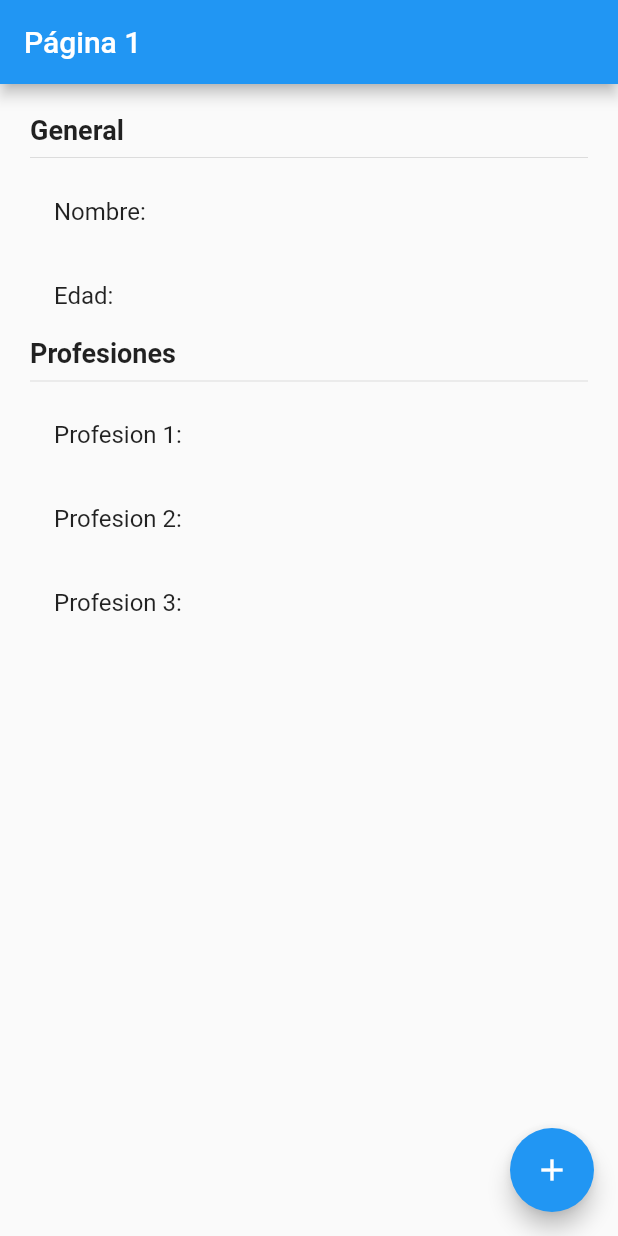
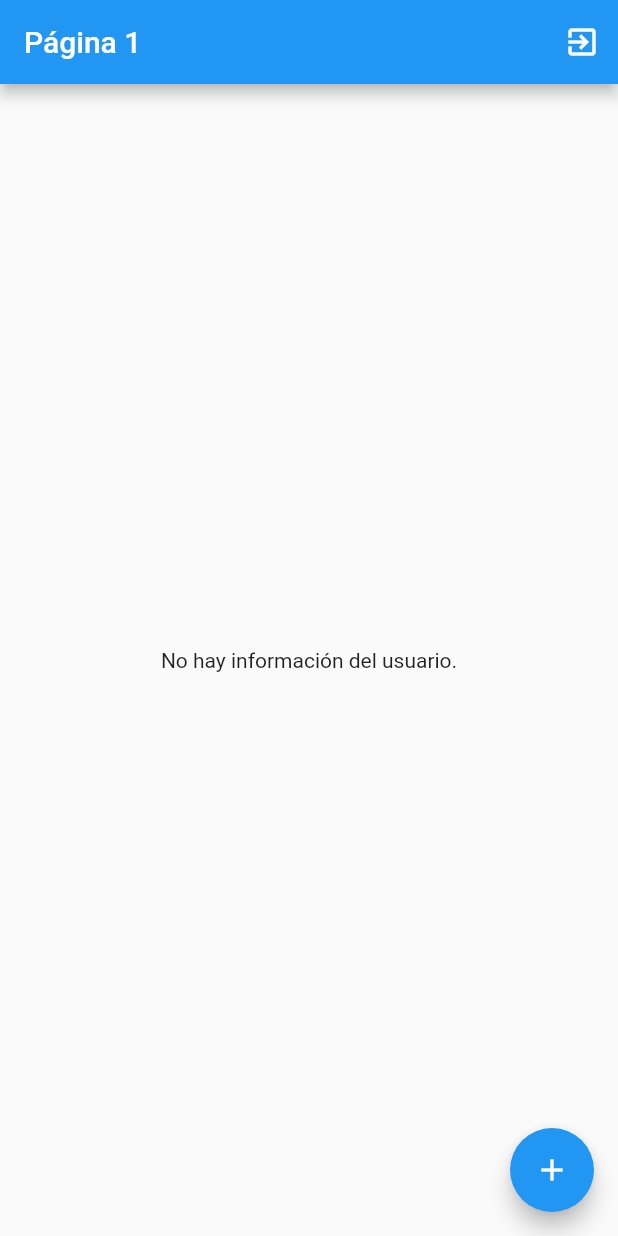
Before and after one commit to sidneyfjr/Flutter-Estados, a Flutter app: the screen it shows after launch, on a phone screen of 412 x 824 dp. Run offline on Flutter 3.47's test engine with Material 2 defaults, Android fonts, the phone set to English and light mode, and no system bars; our stand-ins replace bloc, flutter_bloc.

Commit message:
rama Cubit terminada

```diff
--- /dev/null
+++ b/lib/bloc/productos/productos_state.dart
@@ -0,0 +1,6 @@
+part of 'productos_cubit.dart';
+
+@immutable
+abstract class ProductosState {}
+
+class ProductosInitial extends ProductosState {}
--- /dev/null
+++ b/lib/bloc/usuario/usuario_cubit.dart
@@ -0,0 +1,37 @@
+import 'package:estados/models/usuario.dart';
+import 'package:flutter_bloc/flutter_bloc.dart';
+import 'package:meta/meta.dart';
+part 'usuario_state.dart';
+
+class UsuarioCubit extends Cubit<UsuarioState> {
+  UsuarioCubit() : super(UsuarioInitial());
+
+  void seleccionarUsuario(Usuario user) {
+    emit(UsuarioActivo(user));
+  }
+
+  void cambiarEdad(int edad) {
+    final currentState = state;
+    if (currentState is UsuarioActivo) {
+      final newUser = currentState.usuario.copyWith(edad: edad);
+      emit(UsuarioActivo(newUser));
+    }
+  }
+
+  void agregarProfesion() {
+    final currentState = state;
+    if (currentState is UsuarioActivo) {
+      final newProfesiones = [
+        ...currentState.usuario.profesiones,
+        'Profesion ${currentState.usuario.profesiones.length + 1}'
+      ];
+      final newUser =
+          currentState.usuario.copyWith(profesiones: newProfesiones);
+      emit(UsuarioActivo(newUser));
+    }
+  }
+
+  void borrarUsuario() {
+    emit(UsuarioInitial());
+  }
+}
--- /dev/null
+++ b/lib/bloc/usuario/usuario_state.dart
@@ -0,0 +1,14 @@
+part of 'usuario_cubit.dart';
+
+@immutable
+abstract class UsuarioState {}
+
+class UsuarioInitial extends UsuarioState {
+  final existeUsuario = false;
+}
+
+class UsuarioActivo extends UsuarioState {
+  final existeUsuario = true;
+  final Usuario usuario;
+  UsuarioActivo(this.usuario);
+}
--- a/lib/main.dart
+++ b/lib/main.dart
@@ -1,6 +1,8 @@
+import 'package:estados/bloc/usuario/usuario_cubit.dart';
 import 'package:estados/pages/pagina1_page.dart';
 import 'package:estados/pages/pagina2_page.dart';
 import 'package:flutter/material.dart';
+import 'package:flutter_bloc/flutter_bloc.dart';
 
 void main() {
   runApp(MyApp());
@@ -9,14 +11,17 @@ void main() {
 class MyApp extends StatelessWidget {
   @override
   Widget build(BuildContext context) {
-    return MaterialApp(
-      title: 'Material App',
-     debugShowCheckedModeBanner: false,
-     initialRoute: 'pagina1',
-     routes: {
-       'pagina1' : (_) => Pagina1Page(),
-       'pagina2' : (_) => Pagina2Page(),
-     },
+    return MultiBlocProvider(
+      providers: [BlocProvider(create: (_) => UsuarioCubit())],
+      child: MaterialApp(
+        title: 'Material App',
+        debugShowCheckedModeBanner: false,
+        initialRoute: 'pagina1',
+        routes: {
+          'pagina1': (_) => Pagina1Page(),
+          'pagina2': (_) => Pagina2Page(),
+        },
+      ),
     );
   }
 }
--- a/lib/models/usuario.dart
+++ b/lib/models/usuario.dart
@@ -1,7 +1,17 @@
 class Usuario {
-  String nombre;
-  int edad;
-  List<String> profesiones;
+ final String nombre;
+ final int edad;
+ final List<String> profesiones;
 
   Usuario({this.nombre, this.edad, this.profesiones});
+
+  Usuario copyWith({
+    String nombre,
+    int edad,
+    List<String>profesiones}) =>
+     Usuario(
+      nombre: nombre ?? this.nombre,
+      edad: edad ?? this.edad,
+      profesiones: profesiones ?? this.profesiones,
+      );
 }
--- a/lib/pages/pagina1_page.dart
+++ b/lib/pages/pagina1_page.dart
@@ -1,18 +1,66 @@
+import 'package:estados/bloc/usuario/usuario_cubit.dart';
+import 'package:estados/models/usuario.dart';
 import 'package:flutter/material.dart';
+import 'package:flutter_bloc/flutter_bloc.dart';
 
 class Pagina1Page extends StatelessWidget {
-
   @override
   Widget build(BuildContext context) {
     return Scaffold(
-      appBar: AppBar(title: Text('Página 1'),),
-      body: InformacionUsuario(),
-      floatingActionButton: FloatingActionButton(child: Icon(Icons.add),onPressed: () => Navigator.pushNamed(context, 'pagina2'),),
+      appBar: AppBar(
+        title: Text('Página 1'),
+        actions: [
+          IconButton(
+              icon: Icon(Icons.exit_to_app),
+              onPressed: () {
+                context.read<UsuarioCubit>().borrarUsuario();
+              })
+        ],
+      ),
+      body: BodyScaffold(),
+      floatingActionButton: FloatingActionButton(
+        child: Icon(Icons.add),
+        onPressed: () => Navigator.pushNamed(context, 'pagina2'),
+      ),
+    );
+  }
+}
+
+class BodyScaffold extends StatelessWidget {
+  @override
+  Widget build(BuildContext context) {
+    return BlocBuilder<UsuarioCubit, UsuarioState>(
+      builder: (_, state) {
+        switch (state.runtimeType) {
+          case UsuarioInitial:
+            return Center(child: Text('No hay información del usuario.'));
+            break;
+
+          case UsuarioActivo:
+            return InformacionUsuario((state as UsuarioActivo).usuario);
+            break;
+
+          default:
+            return Center(child: Text('Estado no reconocido.'));
+        }
+
+        /*
+        if (state is UsuarioInitial) {
+          return Center(child: Text('No hay información del usuario.'));
+        } else if (state is UsuarioActivo) {
+          return InformacionUsuario(state.usuario);
+        } else {
+          return Center(child: Text('Estado no reconocido.'));
+        }
+        */
+      },
     );
   }
 }
 
 class InformacionUsuario extends StatelessWidget {
+  final Usuario usuario;
+  const InformacionUsuario(this.usuario);
 
   @override
   Widget build(BuildContext context) {
@@ -23,15 +71,21 @@ class InformacionUsuario extends StatelessWidget {
       child: Column(
         crossAxisAlignment: CrossAxisAlignment.start,
         children: [
-          Text('General', style: TextStyle(fontSize: 18, fontWeight: FontWeight.bold ),),
+          Text(
+            'General',
+            style: TextStyle(fontSize: 18, fontWeight: FontWeight.bold),
+          ),
           Divider(),
-          ListTile(title: Text('Nombre: ')),
-          ListTile(title: Text('Edad: ')),
-          Text('Profesiones', style: TextStyle(fontSize: 18, fontWeight: FontWeight.bold ),),
+          ListTile(title: Text('Nombre: ${usuario.nombre}')),
+          ListTile(title: Text('Edad: ${usuario.edad}')),
+          Text(
+            'Profesiones',
+            style: TextStyle(fontSize: 18, fontWeight: FontWeight.bold),
+          ),
           Divider(),
-          ListTile(title: Text('Profesion 1: ')),
-          ListTile(title: Text('Profesion 2: ')),
-          ListTile(title: Text('Profesion 3: ')),
+          ...usuario.profesiones
+              .map((profesion) => ListTile(title: Text(profesion)))
+              .toList()
         ],
       ),
     );
--- a/pubspec.yaml
+++ b/pubspec.yaml
@@ -28,6 +28,7 @@ dependencies:
   # The following adds the Cupertino Icons font to your application.
   # Use with the CupertinoIcons class for iOS style icons.
   cupertino_icons: ^1.0.2
+  flutter_bloc: ^6.0.1
 
 dev_dependencies:
   flutter_test:
```
Also changed, not shown: lib/bloc/productos/productos_cubit.dart (added, +8 -0 lines), lib/pages/pagina2_page.dart (+36 -16 lines), pubspec.lock.
